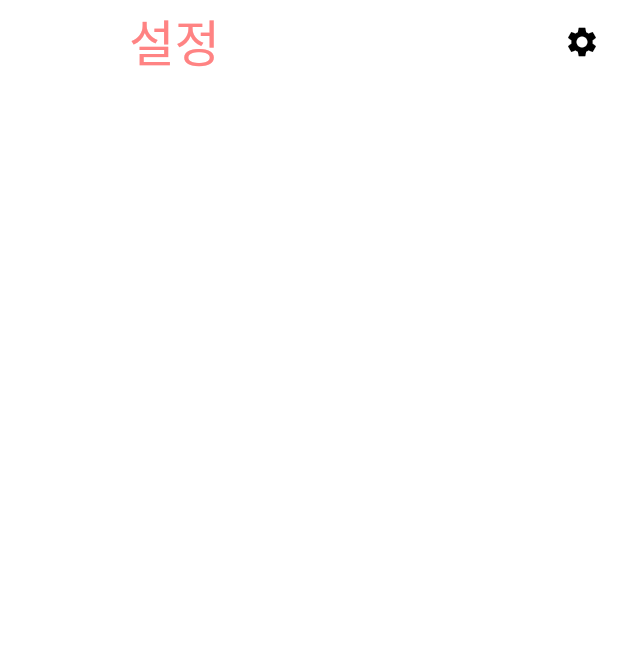
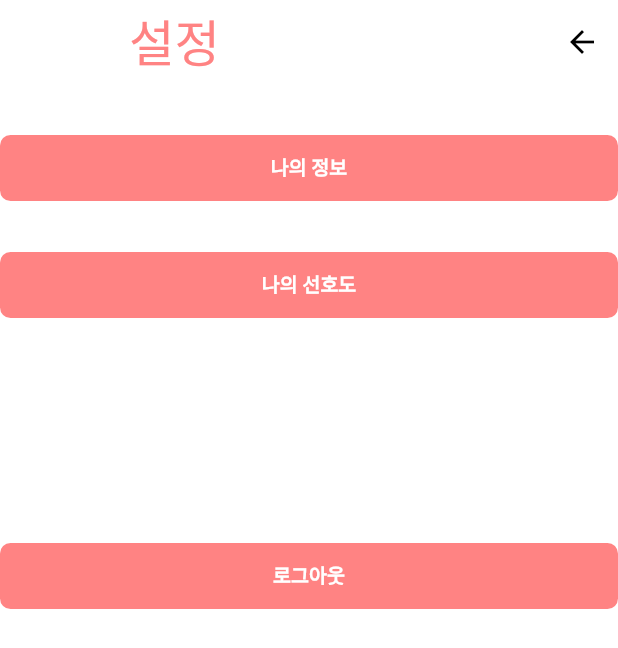
Before and after one commit to flame-possible/handong_blind_date, a Flutter app: the Setting screen opened directly, on a phone screen of 412 x 824 dp. Shown: the top 648 px of the screen. Run offline on Flutter 3.47's test engine with Material 2 defaults, Android fonts, the phone set to English and light mode, and no system bars; our stand-ins replace carousel_slider, cloud_firestore, cool_alert, dio, file_picker, firebase_auth and 4 more; missing offline and left inert: swipable_stack; accounts and stored records are empty; network calls fail.

```diff
--- a/lib/screens/login_navi.dart
+++ b/lib/screens/login_navi.dart
@@ -1,4 +1,5 @@
 import 'package:final_project/providers/naviProvider.dart';
+import 'package:final_project/screens/navigator.dart';
 import 'package:final_project/screens/signup_certification.dart';
 import 'package:flutter/material.dart';
 import 'package:provider/provider.dart';
@@ -36,9 +37,10 @@ class LoginNavi extends StatelessWidget {
         return SignUp_certification();
 
       case 3:
-        return HomePage();
+        return Navi();
     }
     return Container();
   }
 
+
 }
--- a/lib/screens/setting_page.dart
+++ b/lib/screens/setting_page.dart
@@ -1,7 +1,11 @@
+import 'package:firebase_auth/firebase_auth.dart';
+import 'package:firebase_core/firebase_core.dart';
 import 'package:flutter/material.dart';
+import 'package:google_sign_in/google_sign_in.dart';
 import 'package:provider/provider.dart';
 
 import 'package:final_project/providers/bottombar_provider.dart';
+import 'login_page.dart';
 import 'matching_page.dart';
 
 
@@ -15,16 +19,72 @@ class Setting extends StatelessWidget {
         actions: [
           IconButton(
             onPressed: () {
+              Navigator.pop(context);
             },
-            icon: Icon(Icons.settings),
+            icon: Icon(Icons.arrow_back),
             color: Colors.black,
           )
         ],
       ),
-      body: Column(
+      body: ListView(
         children: [
+
+          SizedBox(height: 34),
+          SizedBox(
+            height: 44,
+            width: (MediaQuery.of(context).size.width) * 0.9,
+            child: ElevatedButton(
+              child: Text('나의 정보'),
+              onPressed: () {
+
+              },
+            ),
+          ),
+
+          SizedBox(height: 34),
+          SizedBox(
+            height: 44,
+            width: (MediaQuery.of(context).size.width) * 0.9,
+            child: ElevatedButton(
+              child: Text('나의 선호도'),
+              onPressed: () {
+
+              },
+            ),
+          ),
+
+          SizedBox(height: 150),
+          SizedBox(
+            height: 44,
+            width: (MediaQuery.of(context).size.width) * 0.9,
+            child: ElevatedButton(
+              child: Text('로그아웃'),
+              onPressed: () {
+                LoginPageState.storage.delete(key: "login");
+                signOut();
+                Navigator.of(context, rootNavigator: true).pushAndRemoveUntil(
+                    MaterialPageRoute(builder: (BuildContext context) => LoginPage()),
+                        (route) => false);
+
+              },
+            ),
+          ),
         ],
       ),
     );
   }
+
+  Future<void> signOut() async {
+    await Firebase.initializeApp();
+
+    try {
+
+      GoogleSignIn _googleSignIn = GoogleSignIn();
+      await _googleSignIn.disconnect();
+      await FirebaseAuth.instance.signOut();
+      print("Success");
+    } catch (e) {
+      print(e.toString());
+    }
+  }
 }
--- a/pubspec.yaml
+++ b/pubspec.yaml
@@ -45,6 +45,7 @@ dependencies:
   carousel_slider: ^4.1.1
   swipable_stack: ^1.3.0
   cool_alert: ^1.1.0
+  flutter_secure_storage: ^5.0.2
 
 dev_dependencies:
   flutter_test:
```
Also changed, not shown: lib/main.dart (+12 -10 lines), lib/screens/home_page.dart (+8 -1 lines), lib/screens/login_page.dart (+67 -3 lines), lib/screens/signup_certification.dart (+13 -1 lines), lib/screens/signup_page.dart (+19 -2 lines), pubspec.lock.
